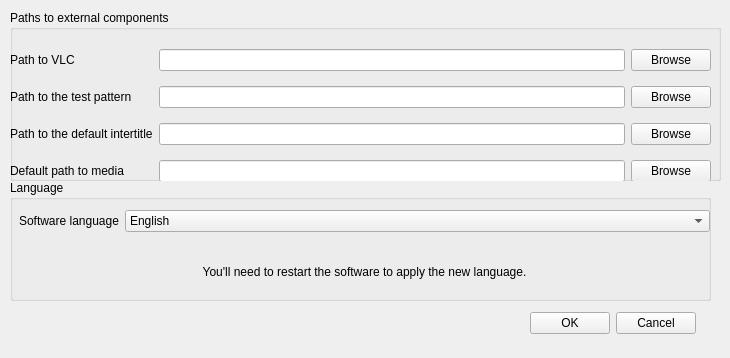
The window that src/settingswindow.ui (cinemaouvert/OPP) describes before a commit, drawn with Qt 5.
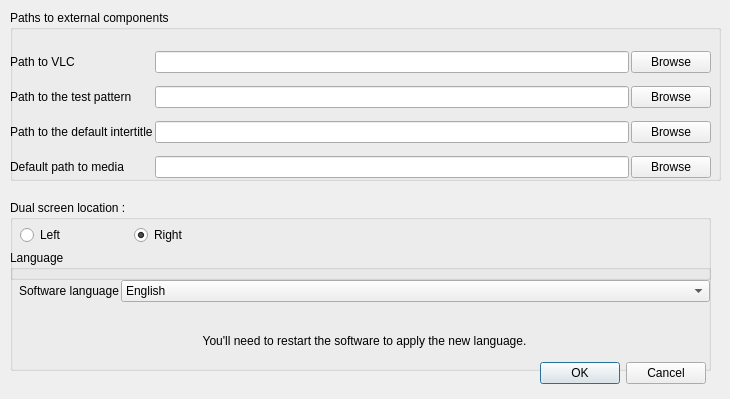
The same window after the commit. Icons and pictures are not drawn.

Commit message: Dual Screen : 	Second screen can be place to the left or the right.s

What changed in the file:
```diff
--- a/src/settingswindow.ui
+++ b/src/settingswindow.ui
@@ -7,7 +7,7 @@
     <x>0</x>
     <y>0</y>
     <width>730</width>
-    <height>358</height>
+    <height>399</height>
    </rect>
   </property>
   <property name="windowTitle">
@@ -28,19 +28,6 @@
    <property name="title">
     <string>Paths to external components</string>
    </property>
-   <widget class="QDialogButtonBox" name="buttonBox_OkCancel">
-    <property name="geometry">
-     <rect>
-      <x>520</x>
-      <y>180</y>
-      <width>176</width>
-      <height>27</height>
-     </rect>
-    </property>
-    <property name="standardButtons">
-     <set>QDialogButtonBox::Cancel|QDialogButtonBox::Ok</set>
-    </property>
-   </widget>
    <widget class="QWidget" name="gridLayoutWidget">
     <property name="geometry">
      <rect>
@@ -51,6 +38,9 @@
      </rect>
     </property>
     <layout class="QGridLayout" name="gridLayout">
+     <property name="spacing">
+      <number>2</number>
+     </property>
      <item row="0" column="0">
       <widget class="QLabel" name="label_VLCPath">
        <property name="text">
@@ -154,7 +144,7 @@
    <property name="geometry">
     <rect>
      <x>10</x>
-     <y>180</y>
+     <y>250</y>
      <width>701</width>
      <height>121</height>
     </rect>
@@ -172,8 +162,20 @@
      </rect>
     </property>
     <layout class="QVBoxLayout" name="verticalLayout">
+     <property name="spacing">
+      <number>2</number>
+     </property>
      <item>
       <layout class="QFormLayout" name="formLayout">
+       <property name="fieldGrowthPolicy">
+        <enum>QFormLayout::AllNonFixedFieldsGrow</enum>
+       </property>
+       <property name="horizontalSpacing">
+        <number>2</number>
+       </property>
+       <property name="verticalSpacing">
+        <number>2</number>
+       </property>
        <item row="0" column="0">
         <widget class="QLabel" name="label_language">
          <property name="text">
@@ -221,8 +223,8 @@
   <widget class="QDialogButtonBox" name="buttonBox">
    <property name="geometry">
     <rect>
-     <x>520</x>
-     <y>310</y>
+     <x>530</x>
+     <y>360</y>
      <width>176</width>
      <height>27</height>
     </rect>
@@ -231,6 +233,56 @@
     <set>QDialogButtonBox::Cancel|QDialogButtonBox::Ok</set>
    </property>
   </widget>
+  <widget class="QGroupBox" name="groupBox_3">
+   <property name="geometry">
+    <rect>
+     <x>10</x>
+     <y>200</y>
+     <width>701</width>
+     <height>80</height>
+    </rect>
+   </property>
+   <property name="title">
+    <string>Dual screen location :</string>
+   </property>
+   <widget class="QWidget" name="horizontalLayoutWidget">
+    <property name="geometry">
+     <rect>
+      <x>10</x>
+      <y>20</y>
+      <width>221</width>
+      <height>31</height>
+     </rect>
+    </property>
+    <layout class="QHBoxLayout" name="horizontalLayout">
+     <item>
+      <widget class="QRadioButton" name="radioButton_locateLeft">
+       <property name="text">
+        <string>Left</string>
+       </property>
+       <property name="icon">
+        <iconset resource="../images.qrc">
+         <normaloff>:/icons/resources/icons/icon_dualscreen_gauche.png</normaloff>:/icons/resources/icons/icon_dualscreen_gauche.png</iconset>
+       </property>
+      </widget>
+     </item>
+     <item>
+      <widget class="QRadioButton" name="radioButton_locateRight">
+       <property name="text">
+        <string>Right</string>
+       </property>
+       <property name="icon">
+        <iconset resource="../images.qrc">
+         <normaloff>:/icons/resources/icons/icon_dualscreen_droite.png</normaloff>:/icons/resources/icons/icon_dualscreen_droite.png</iconset>
+       </property>
+       <property name="checked">
+        <bool>true</bool>
+       </property>
+      </widget>
+     </item>
+    </layout>
+   </widget>
+  </widget>
  </widget>
  <resources>
   <include location="../images.qrc"/>
```
The commit also changes 9 other files.
